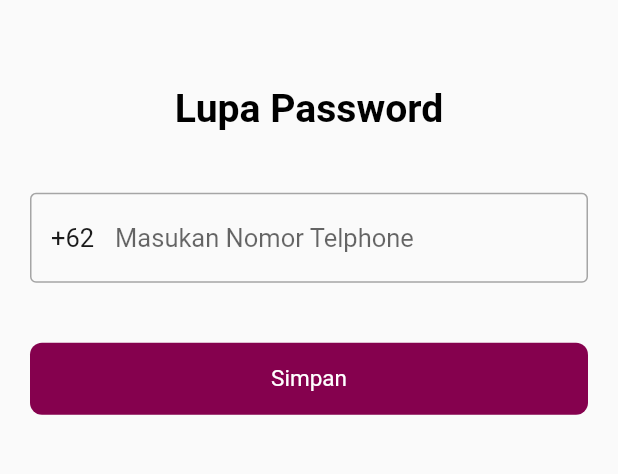
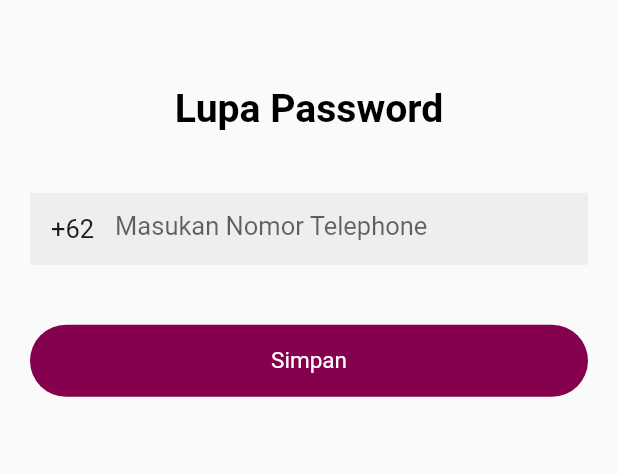
Before and after one commit to sniren210/kmp_togo_flutter, a Flutter app: the LoginPages screen opened by its route, after a tap on "Lupa Password?", on a phone screen of 412 x 824 dp, the part 371-845 px from its top. Run offline on Flutter 3.47's test engine with Material 2 defaults, Android fonts, the phone set to English and light mode, and no system bars; our stand-ins replace animated_bottom_navigation_bar, badges, camera, carousel_slider, contacts_service, cookie_jar and 22 more; missing offline and left inert: drift_db_viewer, flutter_barcode_scanner, flutter_camera_overlay, fluttercontactpicker, onboarding, syncfusion_flutter_xlsio; accounts and stored records are empty; generated files the repository leaves out were written again; network calls fail; Roboto replaces fonts that are missing (SF-Pro-Rounded); statements that could not run were skipped.

Commit message:
feat: improve all auth page

```diff
--- a/lib/pages/auth/changePINPage.dart
+++ b/lib/pages/auth/changePINPage.dart
@@ -176,7 +176,7 @@ class _ChangePINPageState extends State<ChangePINPage> {
                               padding: const EdgeInsets.symmetric(
                                   vertical: 15, horizontal: 70),
                               decoration: BoxDecoration(
-                                  borderRadius: BorderRadius.circular(8),
+                                  borderRadius: BorderRadius.circular(24),
                                   color: const Color(0xFF85014e)),
                               child: const Text(
                                 'Ubah',
@@ -196,7 +196,7 @@ class _ChangePINPageState extends State<ChangePINPage> {
                               padding: const EdgeInsets.symmetric(
                                   vertical: 15, horizontal: 70),
                               decoration: BoxDecoration(
-                                  borderRadius: BorderRadius.circular(8),
+                                  borderRadius: BorderRadius.circular(24),
                                   color: Colors.grey),
                               child: Center(
                                 child: SizedBox(
--- a/lib/pages/auth/login/changepasswordpages.dart
+++ b/lib/pages/auth/login/changepasswordpages.dart
@@ -221,7 +221,7 @@ class _ChangePasswordPagesState extends State<ChangePasswordPages> {
                             padding: const EdgeInsets.symmetric(
                                 vertical: 15, horizontal: 70),
                             decoration: BoxDecoration(
-                                borderRadius: BorderRadius.circular(8),
+                                borderRadius: BorderRadius.circular(24),
                                 color: const Color(0xFF85014e)),
                             child: const Text(
                               'Simpan',
@@ -243,7 +243,7 @@ class _ChangePasswordPagesState extends State<ChangePasswordPages> {
                             padding: const EdgeInsets.symmetric(
                                 vertical: 15, horizontal: 70),
                             decoration: BoxDecoration(
-                                borderRadius: BorderRadius.circular(8),
+                                borderRadius: BorderRadius.circular(24),
                                 color: Colors.grey),
                             child: Center(
                               child: SizedBox(
--- a/lib/pages/auth/login/loginPages.dart
+++ b/lib/pages/auth/login/loginPages.dart
@@ -5,7 +5,9 @@ import 'package:get/get.dart';
 import 'package:kmp_togo_mobile/helpers/shared_pref_manager.dart';
 import 'package:kmp_togo_mobile/main.dart';
 import 'package:kmp_togo_mobile/pages/auth/login/lupapassword.dart';
+import 'package:kmp_togo_mobile/pages/auth/register/registerOtpPage.dart';
 import 'package:kmp_togo_mobile/pages/auth/register/registerPage.dart';
+import 'package:kmp_togo_mobile/pages/common/takePictures.dart';
 import 'package:kmp_togo_mobile/providers/apitext/providerapitext.dart';
 import 'package:kmp_togo_mobile/providers/auth/provider_auth.dart';
 import 'package:kmp_togo_mobile/providers/database/database.dart';
@@ -229,7 +231,9 @@ class _LoginPagesState extends State<LoginPages> {
                                 size: 7.w,
                               ),
                               hintText: "Please Enter Username",
-                              border: const OutlineInputBorder(),
+                              filled: true,
+                              fillColor: Colors.grey.shade200,
+                              border: InputBorder.none,
                               focusedBorder: const OutlineInputBorder(
                                 borderSide: BorderSide(
                                   color: Color(0xFF85014e),
@@ -256,7 +260,7 @@ class _LoginPagesState extends State<LoginPages> {
                             controller: passcontroller,
                             decoration: InputDecoration(
                                 contentPadding:
-                                    const EdgeInsets.symmetric(vertical: 20),
+                                    const EdgeInsets.symmetric(vertical: 18),
                                 prefixIcon: Icon(
                                   Icons.lock,
                                   color: _focusNodes[1].hasFocus
@@ -265,7 +269,9 @@ class _LoginPagesState extends State<LoginPages> {
                                   size: 7.w,
                                 ),
                                 labelText: "Please Enter Password",
-                                border: const OutlineInputBorder(),
+                                filled: true,
+                                fillColor: Colors.grey.shade200,
+                                border: InputBorder.none,
                                 suffixIcon: IconButton(
                                     icon: Icon(
                                       passhide
@@ -317,7 +323,19 @@ class _LoginPagesState extends State<LoginPages> {
                                   right: 20.0, left: 20.0, top: 40),
                               child: InkWell(
                                 onTap: () {
-                                  Get.offAllNamed('/home');
+                                  Navigator.push(
+                                    context,
+                                    MaterialPageRoute(
+                                        builder: (context) => TakePicturePage(
+                                            title: 'Unggah Foto KTP')),
+                                  );
+                                  // Navigator.push(
+                                  //   context,
+                                  //   MaterialPageRoute(
+                                  //       builder: (context) =>
+                                  //           const RegisterOtpPage()),
+                                  // );
+                                  // Get.offAllNamed('/home');
                                   // _submit();
                                 },
                                 child: Container(
@@ -325,7 +343,7 @@ class _LoginPagesState extends State<LoginPages> {
                                   padding: const EdgeInsets.symmetric(
                                       vertical: 15, horizontal: 70),
                                   decoration: BoxDecoration(
-                                      borderRadius: BorderRadius.circular(8),
+                                      borderRadius: BorderRadius.circular(24),
                                       color: const Color(0xFF85014e)),
                                   child: const Text(
                                     'Login',
@@ -347,7 +365,7 @@ class _LoginPagesState extends State<LoginPages> {
                                   padding: const EdgeInsets.symmetric(
                                       vertical: 15, horizontal: 70),
                                   decoration: BoxDecoration(
-                                      borderRadius: BorderRadius.circular(8),
+                                      borderRadius: BorderRadius.circular(24),
                                       color: Colors.grey),
                                   child: Center(
                                     child: SizedBox(
--- a/lib/pages/auth/login/lupapassword.dart
+++ b/lib/pages/auth/login/lupapassword.dart
@@ -83,7 +83,7 @@ class _LupaPasswordState extends State<LupaPassword> {
 
                     keyboardType: TextInputType.phone,
                     controller: numbercontroller,
-                    decoration: const InputDecoration(
+                    decoration: InputDecoration(
                         prefixIcon: Padding(
                           padding: EdgeInsets.all(14.0),
                           child: Text(
@@ -91,6 +91,9 @@ class _LupaPasswordState extends State<LupaPassword> {
                             style: TextStyle(fontSize: 17),
                           ),
                         ),
+                        filled: true,
+                        fillColor: Colors.grey.shade200,
+                        border: InputBorder.none,
                         // contentPadding:
                         //     const EdgeInsets.symmetric(vertical: 20),
                         // prefixIcon: Icon(
@@ -102,8 +105,7 @@ class _LupaPasswordState extends State<LupaPassword> {
                         // ),
 
                         // labelText: "Masukan Nomor Telphone",
-                        border: const OutlineInputBorder(),
-                        hintText: 'Masukan Nomor Telphone',
+                        hintText: 'Masukan Nomor Telephone',
                         hintStyle: TextStyle(fontSize: 17)
                         // suffixIcon: IconButton(
                         //     icon: Icon(
@@ -212,7 +214,7 @@ class _LupaPasswordState extends State<LupaPassword> {
                             padding: const EdgeInsets.symmetric(
                                 vertical: 15, horizontal: 70),
                             decoration: BoxDecoration(
-                                borderRadius: BorderRadius.circular(8),
+                                borderRadius: BorderRadius.circular(24),
                                 color: const Color(0xFF85014e)),
                             child: const Text(
                               'Simpan',
@@ -234,7 +236,7 @@ class _LupaPasswordState extends State<LupaPassword> {
                             padding: const EdgeInsets.symmetric(
                                 vertical: 15, horizontal: 70),
                             decoration: BoxDecoration(
-                                borderRadius: BorderRadius.circular(8),
+                                borderRadius: BorderRadius.circular(24),
                                 color: Colors.grey),
                             child: Center(
                               child: SizedBox(
--- a/lib/pages/home.dart
+++ b/lib/pages/home.dart
@@ -186,7 +186,7 @@ class _HomeState extends State<Home> with SingleTickerProviderStateMixin {
                   ),
                   const SizedBox(height: 4),
                   Padding(
-                      padding: const EdgeInsets.symmetric(horizontal: 8),
+                      padding: const EdgeInsets.symmetric(horizontal: 4),
                       child: Text(
                         nameLabel[index],
                         maxLines: 1,
--- a/lib/pages/nft/widgetNft/cardsearching.dart
+++ b/lib/pages/nft/widgetNft/cardsearching.dart
@@ -106,7 +106,7 @@ class CardSearching extends StatelessWidget {
                         Card(
                           color: Colors.grey,
                           shape: RoundedRectangleBorder(
-                            borderRadius: BorderRadius.circular(20),
+                            borderRadius: BorderRadius.circular(24),
                           ),
                           child: Padding(
                             padding: EdgeInsets.symmetric(
@@ -141,8 +141,8 @@ class CardSearching extends StatelessWidget {
                               radius: 15,
                               child: CircleAvatar(
                                   radius: 15,
-                                  backgroundImage: AssetImage(
-                                      'assets/images/bg1024.png')),
+                                  backgroundImage:
+                                      AssetImage('assets/images/bg1024.png')),
                               // 'assets/images/White-1024.png')),
                             ),
                           ),
--- a/lib/pages/produsennft/widgetnftprodusen/detailnftprodusen.dart
+++ b/lib/pages/produsennft/widgetnftprodusen/detailnftprodusen.dart
@@ -127,7 +127,7 @@ class _DetailNFTProdusenState extends State<DetailNFTProdusen>
                               Card(
                                 color: Colors.grey,
                                 shape: RoundedRectangleBorder(
-                                  borderRadius: BorderRadius.circular(20),
+                                  borderRadius: BorderRadius.circular(24),
                                 ),
                                 child: Padding(
                                   padding: EdgeInsets.symmetric(
```
Also changed, not shown: lib/pages/auth/register/registerOtpPage.dart (+9 -6 lines), lib/pages/auth/register/registerPage.dart (+36 -10 lines), lib/pages/common/takePictures.dart (+2 -6 lines), assets/onboard/onboard1.jpg (added), assets/onboard/onboard2.jpg (added), assets/onboard/onboard3.jpg (added), assets/onboard/onboard4.jpg (added).
